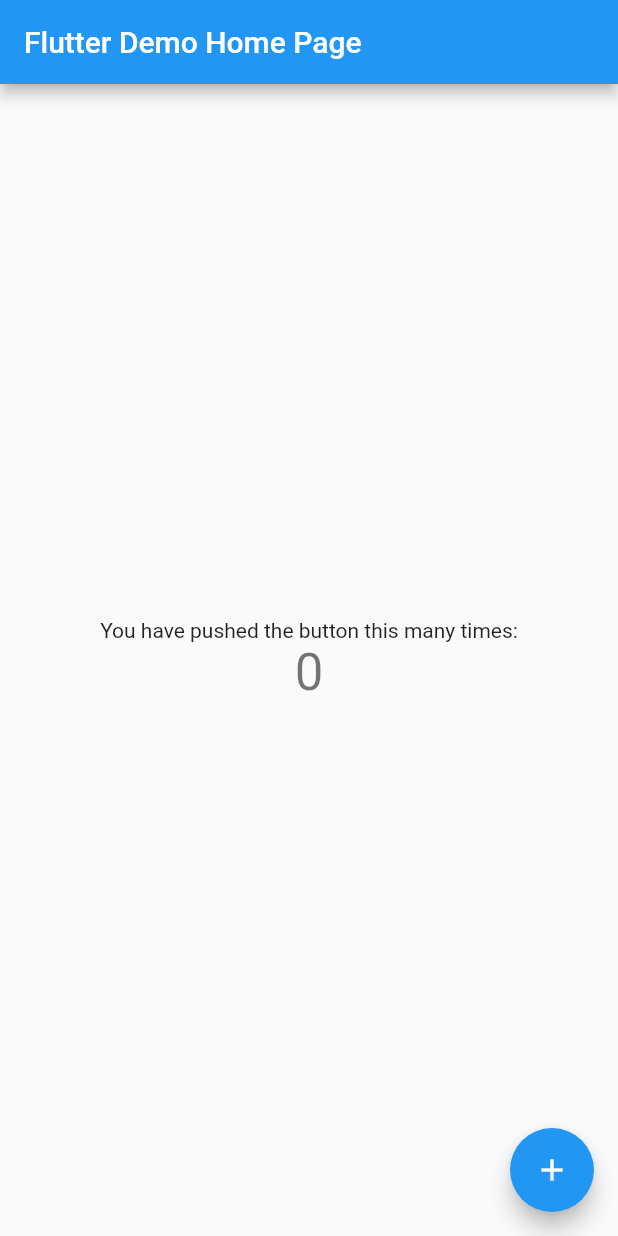
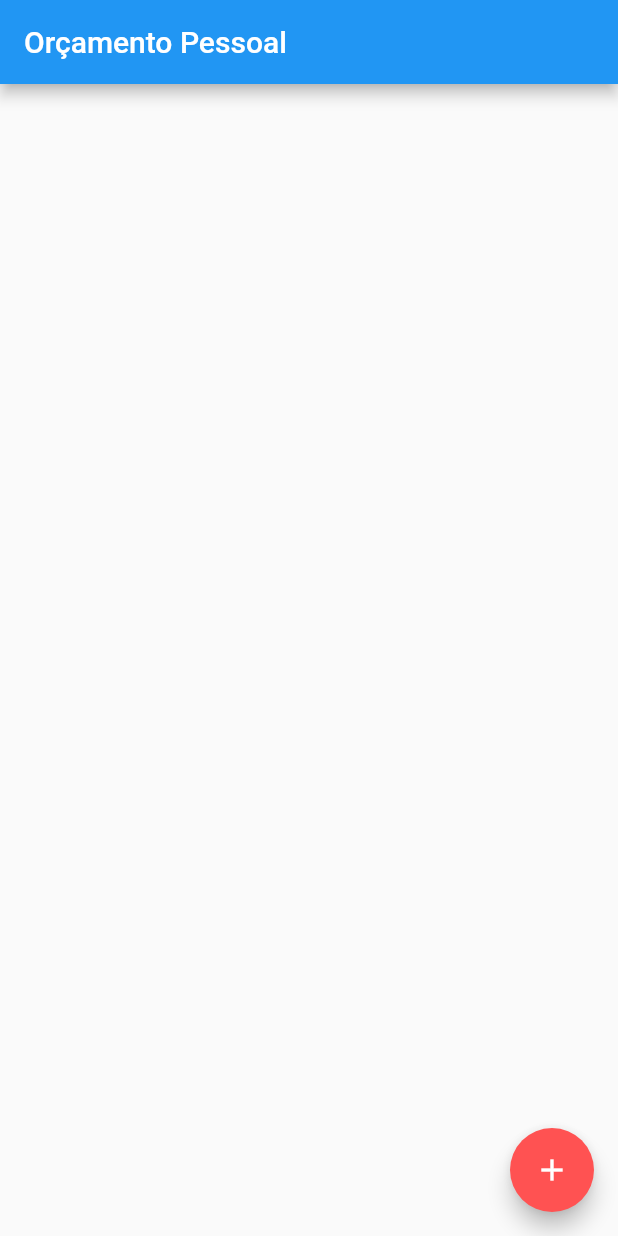
Before and after one commit to castrors/personal_budget_workshop, a Flutter app: the screen it shows after launch, on a phone screen of 412 x 824 dp. Run offline on Flutter 3.47's test engine with Material 2 defaults, Android fonts, the phone set to English and light mode, and no system bars; our stand-ins replace datetime_picker_formfield.

Commit message:
implement list and detail

```diff
--- a/lib/main.dart
+++ b/lib/main.dart
@@ -1,71 +1,20 @@
 import 'package:flutter/material.dart';
-import 'package:personal_budget_workshop/screen/add_record_screen.dart';
+import 'package:personal_budget_workshop/provider/record_provider.dart';
+import 'package:personal_budget_workshop/screen/record_list_screen.dart';
+import 'package:provider/provider.dart';
 
-void main() => runApp(MyApp());
+void main() => runApp(PersonalBudgetApp());
 
-class MyApp extends StatelessWidget {
-
+class PersonalBudgetApp extends StatelessWidget {
   @override
   Widget build(BuildContext context) {
-    return MaterialApp(
-      title: 'Flutter Demo',
-      theme: ThemeData(
-        primarySwatch: Colors.blue,
-      ),
-      home: MyHomePage(title: 'Flutter Demo Home Page'),
-    );
-  }
-}
-
-class MyHomePage extends StatefulWidget {
-  MyHomePage({Key key, this.title}) : super(key: key);
-
-  final String title;
-
-  @override
-  _MyHomePageState createState() => _MyHomePageState();
-}
-
-class _MyHomePageState extends State<MyHomePage> {
-  int _counter = 0;
-
-  void _incrementCounter() {
-    setState(() {
-      _counter++;
-    });
-  }
-
-  @override
-  Widget build(BuildContext context) {
-    return Scaffold(
-      appBar: AppBar(
-        title: Text(widget.title),
-      ),
-      body: Center(
-        child: Column(
-          mainAxisAlignment: MainAxisAlignment.center,
-          children: <Widget>[
-            Text(
-              'You have pushed the button this many times:',
-            ),
-            Text(
-              '$_counter',
-              style: Theme.of(context).textTheme.display1,
-            ),
-          ],
-        ),
-      ),
-      floatingActionButton: FloatingActionButton(
-        onPressed: () {
-              Navigator.push(
-                context,
-                MaterialPageRoute(
-                  builder: (context) => AddRecordScreen(),
-                ),
-              );
-            },
-        tooltip: 'Increment',
-        child: Icon(Icons.add),
+    return ChangeNotifierProvider(
+      builder: (context) => RecordProvider(),
+      child: MaterialApp(
+        title: 'Orçamento Pessoal',
+        theme: ThemeData(
+            primarySwatch: Colors.blue, accentColor: Colors.redAccent),
+        home: RecordListScreen(),
       ),
     );
   }
--- a/lib/model/record.dart
+++ b/lib/model/record.dart
@@ -1,12 +1,8 @@
-
-import 'package:meta/meta.dart';
-
 class Record {
-
   String description;
-  bool completed;
+  bool isExpense;
   double amount;
   DateTime date;
 
-  Record({@required this.description, this.completed = false, @required this.amount, this.date});
+  Record({this.description, this.isExpense = false, this.amount, this.date});
 }
--- /dev/null
+++ b/lib/screen/record_list_screen.dart
@@ -0,0 +1,44 @@
+import 'package:flutter/material.dart';
+import 'package:personal_budget_workshop/model/record.dart';
+import 'package:personal_budget_workshop/provider/record_provider.dart';
+import 'package:personal_budget_workshop/screen/add_record_screen.dart';
+import 'package:provider/provider.dart';
+
+class RecordListScreen extends StatelessWidget {
+  Widget build(BuildContext context) {
+    return Scaffold(
+      appBar: AppBar(
+        title: Text('Orçamento Pessoal'),
+      ),
+      body: Consumer<RecordProvider>(builder: (context, records, child) {
+        return ListView(
+            children: records.allRecords
+                .map(
+                  (record) => ListTile(
+                        leading: Text(
+                          record.amount.toString(),
+                        ),
+                        title: Text(record.description),
+                        subtitle: Text(record.date.toString()),
+                        trailing: Icon(record.isExpense
+                            ? Icons.money_off
+                            : Icons.monetization_on),
+                      ),
+                )
+                .toList());
+      }),
+      floatingActionButton: FloatingActionButton(
+        onPressed: () {
+          Navigator.push(
+            context,
+            MaterialPageRoute(
+              builder: (context) => AddRecordScreen(record: Record()),
+            ),
+          );
+        },
+        tooltip: 'Adicionar',
+        child: Icon(Icons.add),
+      ),
+    );
+  }
+}
--- a/pubspec.yaml
+++ b/pubspec.yaml
@@ -12,6 +12,7 @@ dependencies:
 
   cupertino_icons: ^0.1.2
   provider: 3.0.0+1
+  datetime_picker_formfield: 0.2.0
 
 dev_dependencies:
   flutter_test:
```
Also changed, not shown: lib/screen/add_record_screen.dart (+51 -34 lines), pubspec.lock, 1 other file.
